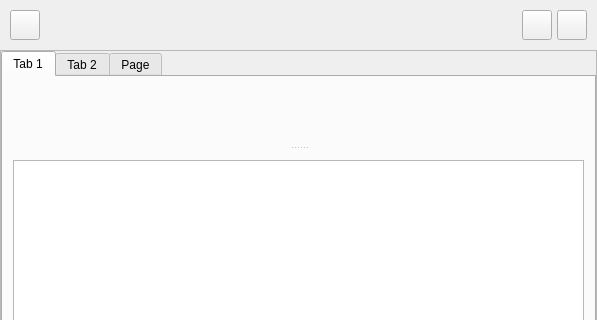
The window that src/airunner/components/chat/gui/widgets/templates/chat_prompt.ui (Capsize-Games/airunner) describes before a commit, drawn with Qt 5; both pictures show x 0 to 597 and y 0 to 320 of the 597 by 691 pixel window.
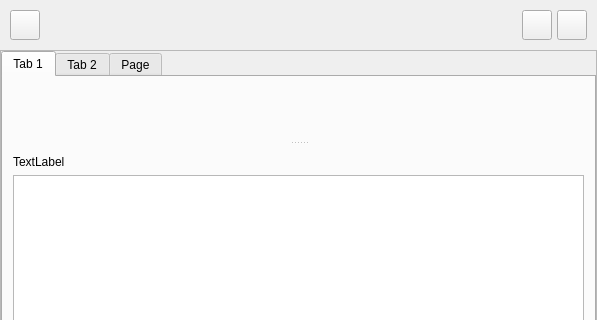
The same window after the commit. Icons and pictures are not drawn. Custom widgets are drawn as their Qt base class.

Diff of the .ui file:
```diff
--- a/src/airunner/components/chat/gui/widgets/templates/chat_prompt.ui
+++ b/src/airunner/components/chat/gui/widgets/templates/chat_prompt.ui
@@ -256,7 +256,7 @@
                <property name="bottomMargin">
                 <number>10</number>
                </property>
-               <item row="0" column="0">
+               <item row="1" column="0">
                 <widget class="QPlainTextEdit" name="prompt">
                  <property name="sizePolicy">
                   <sizepolicy hsizetype="Expanding" vsizetype="Expanding">
@@ -278,6 +278,13 @@
                  </property>
                 </widget>
                </item>
+               <item row="0" column="0">
+                <widget class="QLabel" name="token_count">
+                 <property name="text">
+                  <string>TextLabel</string>
+                 </property>
+                </widget>
+               </item>
               </layout>
              </widget>
             </widget>
```
